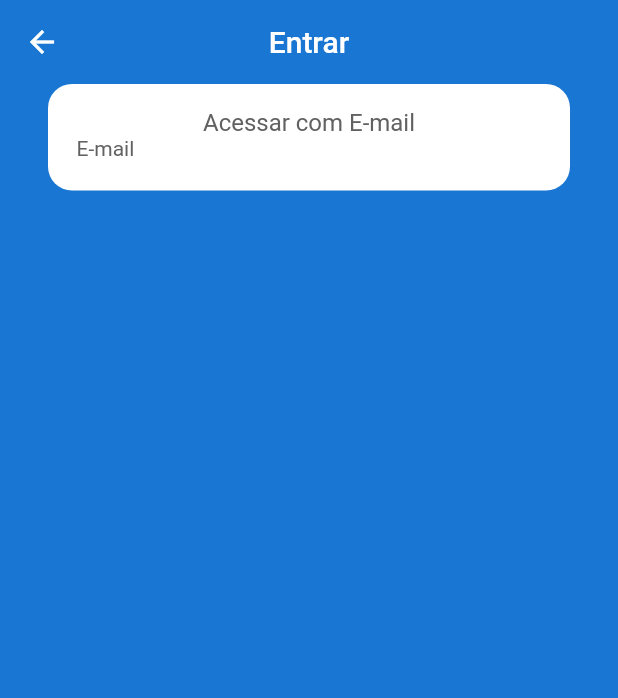
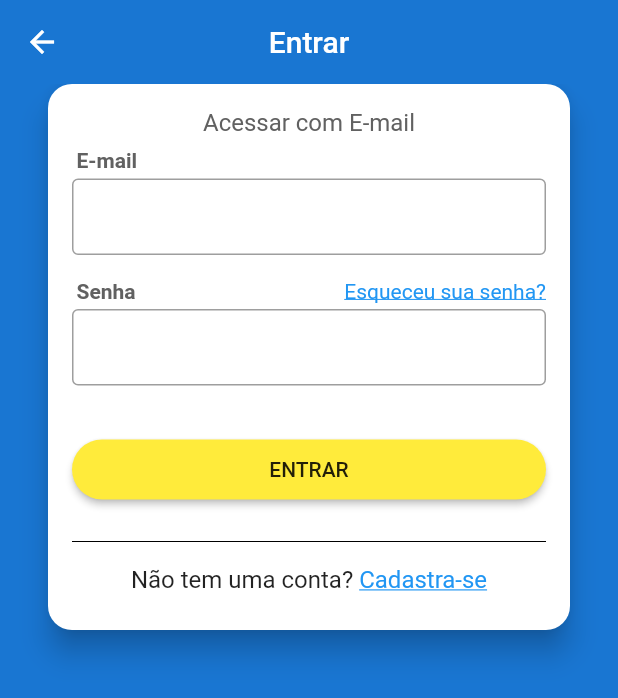
Before and after one commit to Paulodev88/flutter_manutencao_final, a Flutter app: the screen it shows after launch, in the side drawer, after a tap on "Acesse sua conta!", on a phone screen of 412 x 824 dp. Shown: the top 698 px of the screen. Run offline on Flutter 3.47's test engine with Material 2 defaults, Android fonts, the phone set to English and light mode, and no system bars; our stand-ins replace brasil_fields, flutter_mobx, get_it, mobx, parse_server_sdk_flutter; generated files the repository leaves out were written again.

```diff
--- a/lib/screen/login/login_Screen.dart
+++ b/lib/screen/login/login_Screen.dart
@@ -1,4 +1,5 @@
 import 'package:flutter/material.dart';
+import 'package:manutencao_parse/screen/signup/sign_Up_Screen.dart';
 
 class LoginScreen extends StatelessWidget {
   @override
@@ -8,9 +9,14 @@ class LoginScreen extends StatelessWidget {
         title: const Text('Entrar', style: TextStyle(color: Colors.white)),
         centerTitle: true,
       ),
-      body: Card(
-        shape: RoundedRectangleBorder(borderRadius: BorderRadius.circular(16)),
-        elevation: 0,
+      body: Container(
+        child: SingleChildScrollView(
+          child: Padding(
+            padding: const EdgeInsets.only(bottom: 16.0),
+            child: Card(
+              shape: RoundedRectangleBorder(
+                  borderRadius: BorderRadius.circular(16)),
+              elevation: 8,
               margin: EdgeInsets.symmetric(horizontal: 32),
               child: Padding(
                 padding: const EdgeInsets.all(16),
@@ -24,16 +30,100 @@ class LoginScreen extends StatelessWidget {
                       textAlign: TextAlign.center,
                     ),
                     Padding(
-                padding: const EdgeInsets.only(left: 3, bottom: 4),
+                      padding:
+                          const EdgeInsets.only(left: 3, bottom: 4, top: 8),
                       child: Text(
                         "E-mail",
-                  style: TextStyle(color: Colors.grey[700]),
+                        style: TextStyle(
+                            color: Colors.grey[700],
+                            fontWeight: FontWeight.w700),
+                      ),
+                    ),
+                    TextField(
+                      decoration: InputDecoration(
+                          border: const OutlineInputBorder(), isDense: true),
+                      keyboardType: TextInputType.emailAddress,
+                    ),
+                    const SizedBox(
+                      height: 16,
+                    ),
+                    Padding(
+                        padding: const EdgeInsets.only(
+                          left: 3,
+                          bottom: 4,
+                        ),
+                        child: Row(
+                          mainAxisAlignment: MainAxisAlignment.spaceBetween,
+                          children: [
+                            Text(
+                              "Senha",
+                              style: TextStyle(
+                                  color: Colors.grey[700],
+                                  fontWeight: FontWeight.w700),
+                            ),
+                            GestureDetector(
+                              child: Text(
+                                "Esqueceu sua senha?",
+                                style: TextStyle(
+                                    decoration: TextDecoration.underline,
+                                    color: Colors.blue),
+                              ),
+                              onTap: () {},
+                            )
+                          ],
+                        )),
+                    TextField(
+                      decoration: InputDecoration(
+                          border: const OutlineInputBorder(), isDense: true),
+                      obscureText: true,
+                    ),
+                    const SizedBox(
+                      height: 16,
+                    ),
+                    Container(
+                      height: 40,
+                      margin: const EdgeInsets.only(top: 20, bottom: 20),
+                      child: RaisedButton(
+                        color: Colors.yellow,
+                        onPressed: () {},
+                        child: Text("ENTRAR"),
+                        shape: RoundedRectangleBorder(
+                            borderRadius: BorderRadius.circular(20)),
+                      ),
+                    ),
+                    Divider(color: Colors.black),
+                    Padding(
+                      padding: const EdgeInsets.symmetric(vertical: 8),
+                      child: Wrap(
+                        alignment: WrapAlignment.center,
+                        children: <Widget>[
+                          const Text(
+                            "Não tem uma conta? ",
+                            style: TextStyle(fontSize: 16),
+                          ),
+                          GestureDetector(
+                            onTap: () {
+                              Navigator.of(context).push(MaterialPageRoute(
+                                  builder: (_) => SignUpScreen()));
+                            },
+                            child: Text(
+                              "Cadastra-se",
+                              style: TextStyle(
+                                  decoration: TextDecoration.underline,
+                                  color: Colors.blue,
+                                  fontSize: 16),
+                            ),
+                          ),
+                        ],
                       ),
                     )
                   ],
                 ),
               ),
             ),
+          ),
+        ),
+      ),
     );
   }
 }
```
Also changed, not shown: lib/screen/signup/components/field_title.dart (added, +29 -0 lines), lib/screen/signup/sign_Up_Screen.dart (added, +139 -0 lines), lib/stores/signup_store.dart (added, +22 -0 lines), lib/stores/signup_store.g.dart (added). Lines whose indentation alone changed are shown as unchanged.
